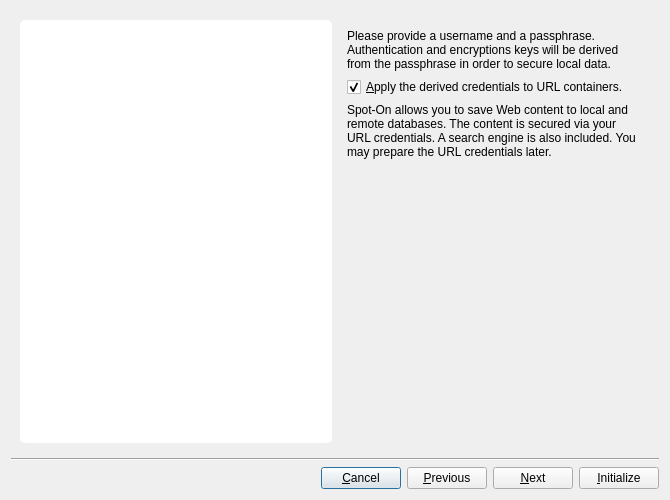
Before: the Qt Designer form branches/trunk/UI/spot-on-wizard.ui in textbrowser/spot-on, drawn with Qt 5.
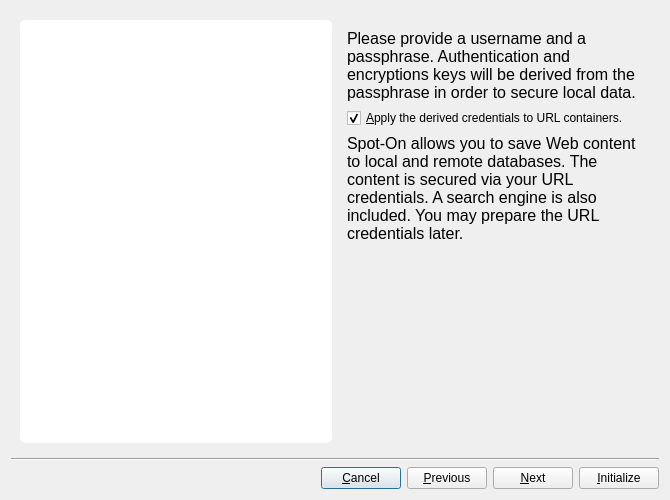
After: the same form once the commit is applied. The open tabs and pages were chosen to show the change. Icons and pictures are not drawn.

Commit message: Larger wizard text fonts.

```diff
--- a/branches/trunk/UI/spot-on-wizard.ui
+++ b/branches/trunk/UI/spot-on-wizard.ui
@@ -109,6 +109,11 @@
          <layout class="QVBoxLayout" name="verticalLayout_7">
           <item>
            <widget class="QLabel" name="passphrase_introduction_label">
+            <property name="font">
+             <font>
+              <pointsize>12</pointsize>
+             </font>
+            </property>
             <property name="text">
              <string>&lt;html&gt;&lt;head/&gt;&lt;body&gt;&lt;p&gt;Please provide a username and a passphrase. Authentication and encryptions keys will be derived from the passphrase in order to secure local data.&lt;/p&gt;&lt;/body&gt;&lt;/html&gt;</string>
             </property>
@@ -129,6 +134,11 @@
           </item>
           <item>
            <widget class="QLabel" name="label_7">
+            <property name="font">
+             <font>
+              <pointsize>12</pointsize>
+             </font>
+            </property>
             <property name="text">
              <string>&lt;html&gt;&lt;head/&gt;&lt;body&gt;&lt;p&gt;Spot-On allows you to save Web content to local and remote databases. The content is secured via your URL credentials. A search engine is also included. You may prepare the URL credentials later.&lt;/p&gt;&lt;/body&gt;&lt;/html&gt;</string>
             </property>
```
Left out of the diff: 20 changed lines with no effect on the pictures.
